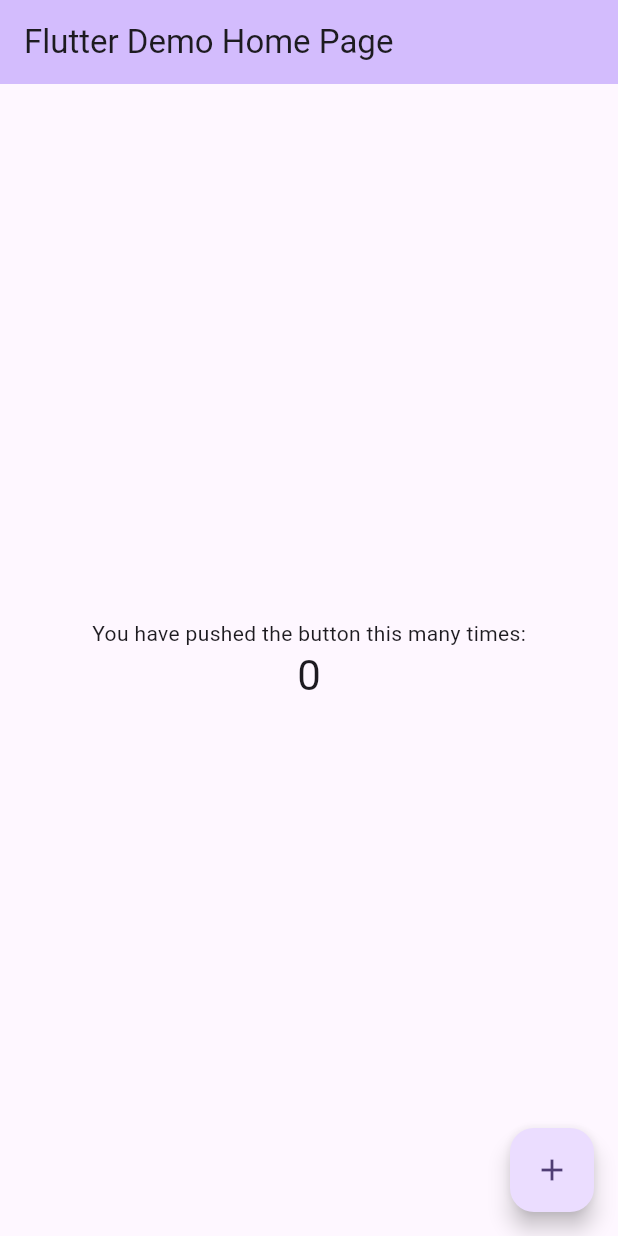
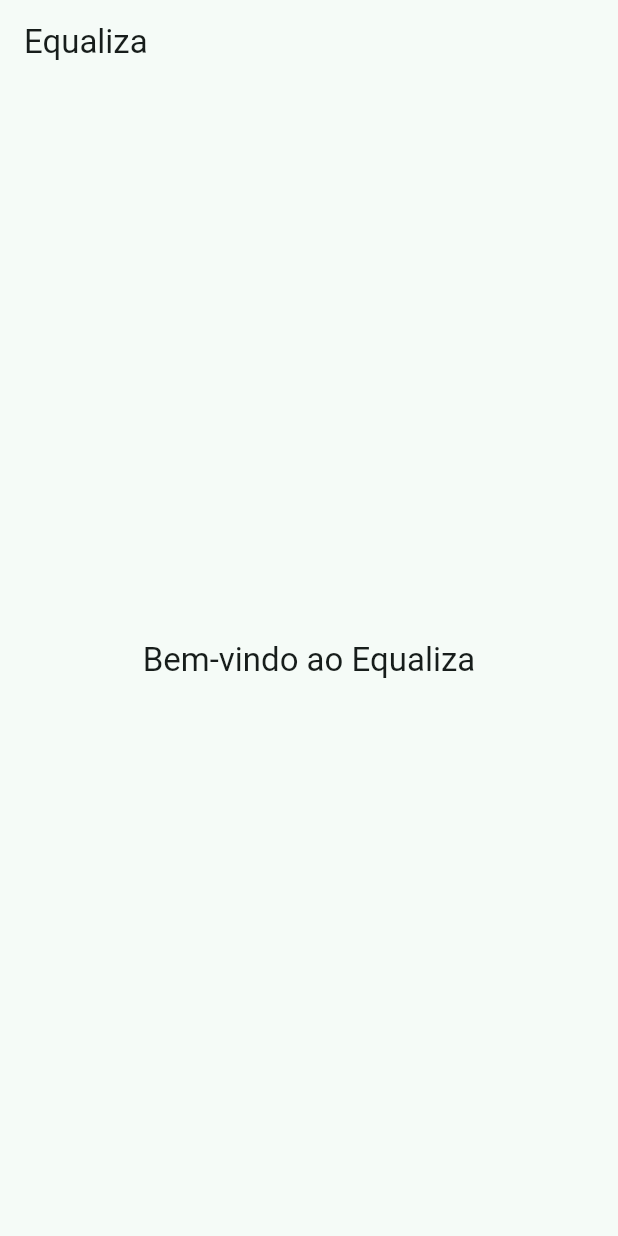
Before and after one commit to KevinAeiou/Equaliza, a Flutter app: the screen it shows after launch, on a phone screen of 412 x 824 dp. Run offline on Flutter 3.47's test engine with Material 3 defaults, Android fonts, the phone set to English and light mode, and no system bars.

Commit message:
feat: Estruturar aplicativo mobile com tema e tela inicial.
Co-Authored-By: Claude Opus 5.5 <noreply@anthropic.com>

```diff
--- /dev/null
+++ b/mobile/lib/app.dart
@@ -0,0 +1,20 @@
+import 'package:flutter/material.dart';
+
+import 'core/theme/app_theme.dart';
+import 'features/home/home_screen.dart';
+
+class EqualizaApp extends StatelessWidget {
+  const EqualizaApp({super.key});
+
+  @override
+  Widget build(BuildContext context) {
+    return MaterialApp(
+      title: 'Equaliza',
+      debugShowCheckedModeBanner: false,
+      theme: AppTheme.light,
+      darkTheme: AppTheme.dark,
+      themeMode: ThemeMode.system,
+      home: const HomeScreen(),
+    );
+  }
+}
--- /dev/null
+++ b/mobile/lib/core/theme/app_theme.dart
@@ -0,0 +1,22 @@
+import 'package:flutter/material.dart';
+
+/// Cores e temas alinhados à identidade visual do frontend web.
+abstract final class AppTheme {
+  static const Color primary = Color(0xFF0E7C66);
+
+  static ThemeData get light => _build(Brightness.light);
+
+  static ThemeData get dark => _build(Brightness.dark);
+
+  static ThemeData _build(Brightness brightness) {
+    final colorScheme = ColorScheme.fromSeed(
+      seedColor: primary,
+      brightness: brightness,
+    ).copyWith(primary: primary, onPrimary: Colors.white);
+
+    return ThemeData(
+      colorScheme: colorScheme,
+      useMaterial3: true,
+    );
+  }
+}
--- /dev/null
+++ b/mobile/lib/features/home/home_screen.dart
@@ -0,0 +1,17 @@
+import 'package:flutter/material.dart';
+
+class HomeScreen extends StatelessWidget {
+  const HomeScreen({super.key});
+
+  @override
+  Widget build(BuildContext context) {
+    final textTheme = Theme.of(context).textTheme;
+
+    return Scaffold(
+      appBar: AppBar(title: const Text('Equaliza')),
+      body: Center(
+        child: Text('Bem-vindo ao Equaliza', style: textTheme.titleLarge),
+      ),
+    );
+  }
+}
--- a/mobile/lib/main.dart
+++ b/mobile/lib/main.dart
@@ -1,122 +1,7 @@
 import 'package:flutter/material.dart';
 
+import 'app.dart';
+
 void main() {
-  runApp(const MyApp());
+  runApp(const EqualizaApp());
 }
-
-class MyApp extends StatelessWidget {
-  const MyApp({super.key});
-
-  // This widget is the root of your application.
-  @override
-  Widget build(BuildContext context) {
-    return MaterialApp(
-      title: 'Flutter Demo',
-      theme: ThemeData(
-        // This is the theme of your application.
-        //
-        // TRY THIS: Try running your application with "flutter run". You'll see
-        // the application has a purple toolbar. Then, without quitting the app,
-        // try changing the seedColor in the colorScheme below to Colors.green
-        // and then invoke "hot reload" (save your changes or press the "hot
-        // reload" button in a Flutter-supported IDE, or press "r" if you used
-        // the command line to start the app).
-        //
-        // Notice that the counter didn't reset back to zero; the application
-        // state is not lost during the reload. To reset the state, use hot
-        // restart instead.
-        //
-        // This works for code too, not just values: Most code changes can be
-        // tested with just a hot reload.
-        colorScheme: .fromSeed(seedColor: Colors.deepPurple),
-      ),
-      home: const MyHomePage(title: 'Flutter Demo Home Page'),
-    );
-  }
-}
-
-class MyHomePage extends StatefulWidget {
-  const MyHomePage({super.key, required this.title});
-
-  // This widget is the home page of your application. It is stateful, meaning
-  // that it has a State object (defined below) that contains fields that affect
-  // how it looks.
-
-  // This class is the configuration for the state. It holds the values (in this
-  // case the title) provided by the parent (in this case the App widget) and
-  // used by the build method of the State. Fields in a Widget subclass are
-  // always marked "final".
-
-  final String title;
-
-  @override
-  State<MyHomePage> createState() => _MyHomePageState();
-}
-
-class _MyHomePageState extends State<MyHomePage> {
-  int _counter = 0;
-
-  void _incrementCounter() {
-    setState(() {
-      // This call to setState tells the Flutter framework that something has
-      // changed in this State, which causes it to rerun the build method below
-      // so that the display can reflect the updated values. If we changed
-      // _counter without calling setState(), then the build method would not be
-      // called again, and so nothing would appear to happen.
-      _counter++;
-    });
-  }
-
-  @override
-  Widget build(BuildContext context) {
-    // This method is rerun every time setState is called, for instance as done
-    // by the _incrementCounter method above.
-    //
-    // The Flutter framework has been optimized to make rerunning build methods
-    // fast, so that you can just rebuild anything that needs updating rather
-    // than having to individually change instances of widgets.
-    return Scaffold(
-      appBar: AppBar(
-        // TRY THIS: Try changing the color here to a specific color (to
-        // Colors.amber, perhaps?) and trigger a hot reload to see the AppBar
-        // change color while the other colors stay the same.
-        backgroundColor: Theme.of(context).colorScheme.inversePrimary,
-        // Here we take the value from the MyHomePage object that was created by
-        // the App.build method, and use it to set our appbar title.
-        title: Text(widget.title),
-      ),
-      body: Center(
-        // Center is a layout widget. It takes a single child and positions it
-        // in the middle of the parent.
-        child: Column(
-          // Column is also a layout widget. It takes a list of children and
-          // arranges them vertically. By default, it sizes itself to fit its
-          // children horizontally, and tries to be as tall as its parent.
-          //
-          // Column has various properties to control how it sizes itself and
-          // how it positions its children. Here we use mainAxisAlignment to
-          // center the children vertically; the main axis here is the vertical
-          // axis because Columns are vertical (the cross axis would be
-          // horizontal).
-          //
-          // TRY THIS: Invoke "debug painting" (choose the "Toggle Debug Paint"
-          // action in the IDE, or press "p" in the console), to see the
-          // wireframe for each widget.
-          mainAxisAlignment: .center,
-          children: [
-            const Text('You have pushed the button this many times:'),
-            Text(
-              '$_counter',
-              style: Theme.of(context).textTheme.headlineMedium,
-            ),
-          ],
-        ),
-      ),
-      floatingActionButton: FloatingActionButton(
-        onPressed: _incrementCounter,
-        tooltip: 'Increment',
-        child: const Icon(Icons.add),
-      ),
-    );
-  }
-}
```
Also changed, not shown: 2 other files.
